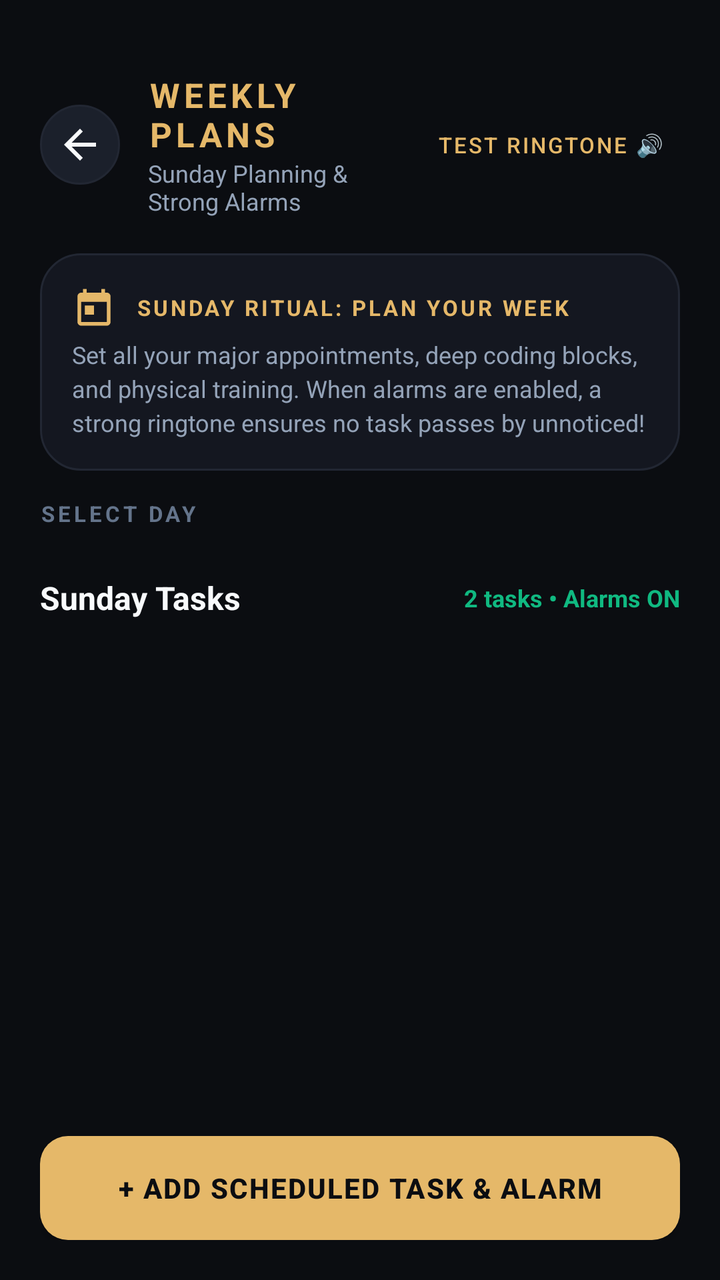
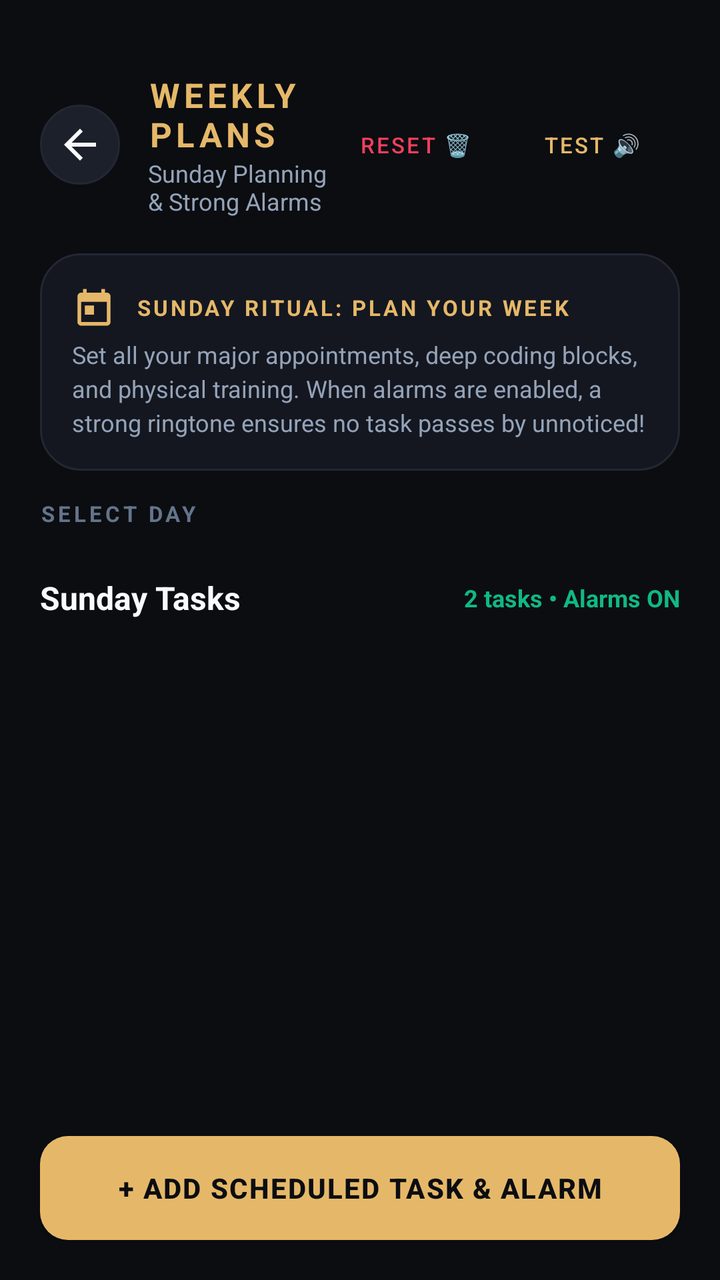

Screens rendered from an Android XML layout before and after an edit, with the pre-edit source and the edit as a unified diff.
<!-- AndroidManifest.xml: activity theme Theme.NYIRABYOLife -->
<!-- res/layout/activity_weekly_plan.xml -->
<?xml version="1.0" encoding="utf-8"?>
<LinearLayout xmlns:android="http://schemas.android.com/apk/res/android"
    xmlns:app="http://schemas.android.com/apk/res-auto"
    android:layout_width="match_parent"
    android:layout_height="match_parent"
    android:orientation="vertical"
    android:background="@color/bg_dark"
    android:paddingTop="36dp">

    
    <LinearLayout
        android:layout_width="match_parent"
        android:layout_height="wrap_content"
        android:orientation="horizontal"
        android:gravity="center_vertical"
        android:paddingHorizontal="20dp"
        android:paddingBottom="12dp">

        <ImageButton
            android:id="@+id/btnBack"
            android:layout_width="40dp"
            android:layout_height="40dp"
            android:background="@drawable/pill_background"
            android:src="@drawable/ic_arrow_back"
            android:contentDescription="Back"
            app:tint="@color/text_primary" />

        <LinearLayout
            android:layout_width="0dp"
            android:layout_height="wrap_content"
            android:layout_weight="1"
            android:layout_marginStart="14dp"
            android:orientation="vertical">

            <TextView
                android:layout_width="wrap_content"
                android:layout_height="wrap_content"
                android:text="WEEKLY PLANS"
                android:textColor="@color/gold_primary"
                android:textSize="17sp"
                android:textStyle="bold"
                android:letterSpacing="0.12" />

            <TextView
                android:layout_width="wrap_content"
                android:layout_height="wrap_content"
                android:text="Sunday Planning &amp; Strong Alarms"
                android:textColor="@color/text_secondary"
                android:textSize="12sp" />
        </LinearLayout>

        <Button
            android:id="@+id/btnTestAlarm"
            style="@style/Widget.MaterialComponents.Button.TextButton"
            android:layout_width="wrap_content"
            android:layout_height="wrap_content"
            android:text="Test Ringtone 🔊"
            android:textColor="@color/gold_primary"
            android:textSize="11sp" />
    </LinearLayout>

    <ScrollView
        android:layout_width="match_parent"
        android:layout_height="0dp"
        android:layout_weight="1"
        android:overScrollMode="never"
        android:scrollbars="none">

        <LinearLayout
            android:layout_width="match_parent"
            android:layout_height="wrap_content"
            android:orientation="vertical"
            android:paddingHorizontal="20dp"
            android:paddingBottom="24dp">

            
            <androidx.constraintlayout.widget.ConstraintLayout
                android:id="@+id/cardSundayBanner"
                android:layout_width="match_parent"
                android:layout_height="wrap_content"
                android:background="@drawable/card_background"
                android:padding="16dp"
                android:layout_marginTop="6dp"
                android:layout_marginBottom="14dp">

                <ImageView
                    android:id="@+id/ivSundayCrown"
                    android:layout_width="22dp"
                    android:layout_height="22dp"
                    android:src="@drawable/ic_calendar"
                    app:tint="@color/gold_primary"
                    app:layout_constraintTop_toTopOf="parent"
                    app:layout_constraintStart_toStartOf="parent"
                    android:contentDescription="Calendar" />

                <TextView
                    android:id="@+id/lblSundayTitle"
                    android:layout_width="wrap_content"
                    android:layout_height="wrap_content"
                    android:layout_marginStart="10dp"
                    android:text="SUNDAY RITUAL: PLAN YOUR WEEK"
                    android:textColor="@color/gold_primary"
                    android:textSize="11sp"
                    android:textStyle="bold"
                    android:letterSpacing="0.12"
                    app:layout_constraintTop_toTopOf="@id/ivSundayCrown"
                    app:layout_constraintBottom_toBottomOf="@id/ivSundayCrown"
                    app:layout_constraintStart_toEndOf="@id/ivSundayCrown" />

                <TextView
                    android:id="@+id/tvSundayDescription"
                    android:layout_width="0dp"
                    android:layout_height="wrap_content"
                    android:layout_marginTop="8dp"
                    android:text="Set all your major appointments, deep coding blocks, and physical training. When alarms are enabled, a strong ringtone ensures no task passes by unnoticed!"
                    android:textColor="@color/text_secondary"
                    android:textSize="12sp"
                    android:lineSpacingExtra="3dp"
                    app:layout_constraintTop_toBottomOf="@id/lblSundayTitle"
                    app:layout_constraintStart_toStartOf="parent"
                    app:layout_constraintEnd_toEndOf="parent" />
            </androidx.constraintlayout.widget.ConstraintLayout>

            
            <TextView
                android:layout_width="wrap_content"
                android:layout_height="wrap_content"
                android:text="SELECT DAY"
                android:textColor="@color/text_tertiary"
                android:textSize="11sp"
                android:textStyle="bold"
                android:letterSpacing="0.15"
                android:layout_marginBottom="8dp" />

            <HorizontalScrollView
                android:layout_width="match_parent"
                android:layout_height="wrap_content"
                android:overScrollMode="never"
                android:scrollbars="none"
                android:layout_marginBottom="16dp">

                <LinearLayout
                    android:id="@+id/layoutDayTabs"
                    android:layout_width="wrap_content"
                    android:layout_height="wrap_content"
                    android:orientation="horizontal">

                    
                </LinearLayout>
            </HorizontalScrollView>

            
            <LinearLayout
                android:layout_width="match_parent"
                android:layout_height="wrap_content"
                android:orientation="horizontal"
                android:gravity="center_vertical"
                android:layout_marginBottom="12dp">

                <TextView
                    android:id="@+id/tvSelectedDayTitle"
                    android:layout_width="0dp"
                    android:layout_height="wrap_content"
                    android:layout_weight="1"
                    android:text="Sunday Tasks"
                    android:textColor="@color/text_primary"
                    android:textSize="16sp"
                    android:textStyle="bold" />

                <TextView
                    android:id="@+id/tvDayTaskCount"
                    android:layout_width="wrap_content"
                    android:layout_height="wrap_content"
                    android:text="2 tasks • Alarms ON"
                    android:textColor="@color/emerald_accent"
                    android:textSize="12sp"
                    android:textStyle="bold" />
            </LinearLayout>

            
            <LinearLayout
                android:id="@+id/layoutTasksContainer"
                android:layout_width="match_parent"
                android:layout_height="wrap_content"
                android:orientation="vertical" />

            
            <LinearLayout
                android:id="@+id/layoutEmptyTasks"
                android:layout_width="match_parent"
                android:layout_height="wrap_content"
                android:orientation="vertical"
                android:gravity="center"
                android:padding="32dp"
                android:visibility="gone">

                <ImageView
                    android:layout_width="36dp"
                    android:layout_height="36dp"
                    android:src="@drawable/ic_calendar"
                    app:tint="@color/text_tertiary"
                    android:contentDescription="Empty" />

                <TextView
                    android:layout_width="wrap_content"
                    android:layout_height="wrap_content"
                    android:text="No tasks scheduled for this day."
                    android:textColor="@color/text_tertiary"
                    android:textSize="13sp"
                    android:layout_marginTop="8dp" />
            </LinearLayout>

        </LinearLayout>
    </ScrollView>

    
    <LinearLayout
        android:layout_width="match_parent"
        android:layout_height="wrap_content"
        android:padding="20dp"
        android:background="@color/bg_dark">

        <Button
            android:id="@+id/btnAddNewTask"
            android:layout_width="match_parent"
            android:layout_height="52dp"
            android:background="@drawable/button_gold"
            android:text="+ Add Scheduled Task &amp; Alarm"
            android:textColor="@color/bg_dark"
            android:textSize="14sp"
            android:textStyle="bold"
            android:letterSpacing="0.05" />
    </LinearLayout>

</LinearLayout>
<!-- resources referenced by this layout -->
<resources>
  <color name="bg_dark">#0B0D11</color>
  <color name="emerald_accent">#10B981</color>
  <color name="gold_primary">#E5B869</color>
  <color name="text_primary">#F8FAFC</color>
  <color name="text_secondary">#94A3B8</color>
  <color name="text_tertiary">#64748B</color>
  <!-- drawable button_gold (drawable) -->
  <?xml version="1.0" encoding="utf-8"?>
  <ripple xmlns:android="http://schemas.android.com/apk/res/android"
      android:color="#40FFFFFF">
      <item>
          <shape android:shape="rectangle">
              <corners android:radius="14dp" />
              <solid android:color="@color/gold_primary" />
          </shape>
      </item>
  </ripple>
  <!-- drawable card_background (drawable) -->
  <?xml version="1.0" encoding="utf-8"?>
  <shape xmlns:android="http://schemas.android.com/apk/res/android"
      android:shape="rectangle">
      <corners android:radius="20dp" />
      <solid android:color="@color/bg_card" />
      <stroke
          android:width="1dp"
          android:color="@color/border_subtle" />
  </shape>
  <!-- drawable ic_arrow_back (drawable) -->
  <vector xmlns:android="http://schemas.android.com/apk/res/android"
      android:width="24dp"
      android:height="24dp"
      android:viewportWidth="24"
      android:viewportHeight="24">
    <path
        android:fillColor="@color/text_primary"
        android:pathData="M20,11H7.83l5.59,-5.59L12,4l-8,8 8,8 1.41,-1.41L7.83,13H20v-2z"/>
  </vector>
  <!-- drawable ic_calendar (drawable) -->
  <vector xmlns:android="http://schemas.android.com/apk/res/android"
      android:width="24dp"
      android:height="24dp"
      android:viewportWidth="24"
      android:viewportHeight="24">
    <path
        android:fillColor="@android:color/white"
        android:pathData="M19,4h-1V2h-2v2H8V2H6v2H5c-1.11,0 -1.99,0.9 -1.99,2L3,20c0,1.1 0.89,2 2,2h14c1.1,0 2,-0.9 2,-2V6c0,-1.1 -0.9,-2 -2,-2zM19,20H5V9h14v11zM7,11h5v5H7v-5z"/>
  </vector>
  <!-- drawable pill_background (drawable) -->
  <?xml version="1.0" encoding="utf-8"?>
  <shape xmlns:android="http://schemas.android.com/apk/res/android"
      android:shape="rectangle">
      <corners android:radius="999dp" />
      <solid android:color="@color/bg_card_elevated" />
      <stroke
          android:width="1dp"
          android:color="@color/border_subtle" />
  </shape>
  <style name="Theme.NYIRABYOLife" parent="Theme.MaterialComponents.DayNight.NoActionBar">
          <item name="colorPrimary">@color/gold_primary</item>
          <item name="colorPrimaryVariant">@color/gold_dark</item>
          <item name="colorOnPrimary">@color/bg_dark</item>
          <item name="colorSecondary">@color/emerald_accent</item>
          <item name="colorSecondaryVariant">@color/emerald_dark</item>
          <item name="colorOnSecondary">@color/white</item>
          <item name="android:colorBackground">@color/bg_dark</item>
          <item name="colorSurface">@color/bg_card</item>
          <item name="colorOnSurface">@color/text_primary</item>
          <item name="android:statusBarColor">@color/bg_dark</item>
          <item name="android:navigationBarColor">@color/bg_dark</item>
          <item name="android:windowLightStatusBar" tools:targetApi="m">false</item>
          <item name="android:windowLightNavigationBar" tools:targetApi="o_mr1">false</item>
      </style>
  <color name="bg_card">#141720</color>
  <color name="border_subtle">#222733</color>
  <color name="bg_card_elevated">#1B202B</color>
  <color name="gold_dark">#B88E3E</color>
  <color name="emerald_dark">#059669</color>
  <color name="white">#FFFFFFFF</color>
</resources>

<!-- the commit's change to res/layout/activity_weekly_plan.xml (unified diff, before → after) -->
@@ -50,11 +50,20 @@
         </LinearLayout>
 
         <Button
+            android:id="@+id/btnResetTasks"
+            style="@style/Widget.MaterialComponents.Button.TextButton"
+            android:layout_width="wrap_content"
+            android:layout_height="wrap_content"
+            android:text="Reset 🗑️"
+            android:textColor="@color/rose_alert"
+            android:textSize="11sp" />
+
+        <Button
             android:id="@+id/btnTestAlarm"
             style="@style/Widget.MaterialComponents.Button.TextButton"
             android:layout_width="wrap_content"
             android:layout_height="wrap_content"
-            android:text="Test Ringtone 🔊"
+            android:text="Test 🔊"
             android:textColor="@color/gold_primary"
             android:textSize="11sp" />
     </LinearLayout>
<!-- resource entries referenced after the edit -->
@@ -3,6 +3,7 @@
   <color name="bg_dark">#0B0D11</color>
   <color name="emerald_accent">#10B981</color>
   <color name="gold_primary">#E5B869</color>
+  <color name="rose_alert">#F43F5E</color>
   <color name="text_primary">#F8FAFC</color>
   <color name="text_secondary">#94A3B8</color>
   <color name="text_tertiary">#64748B</color>
